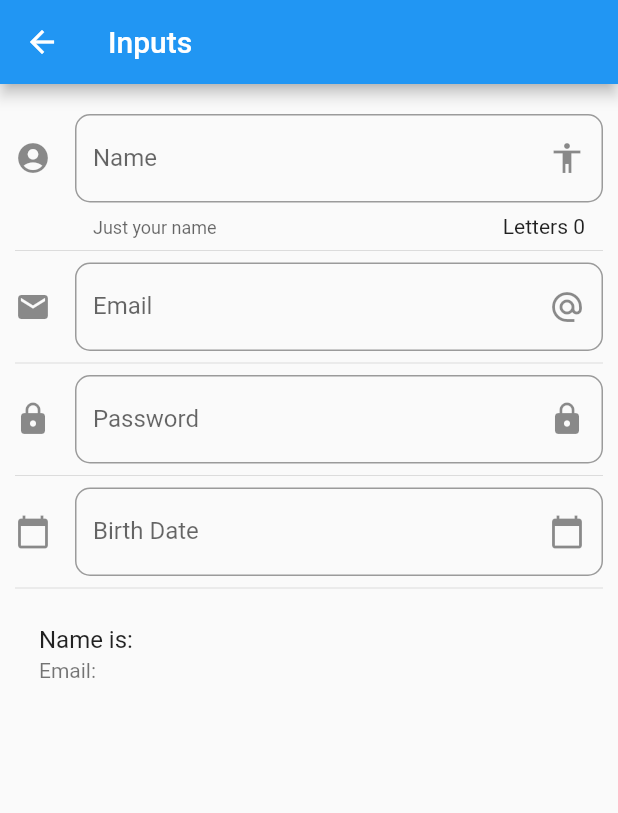
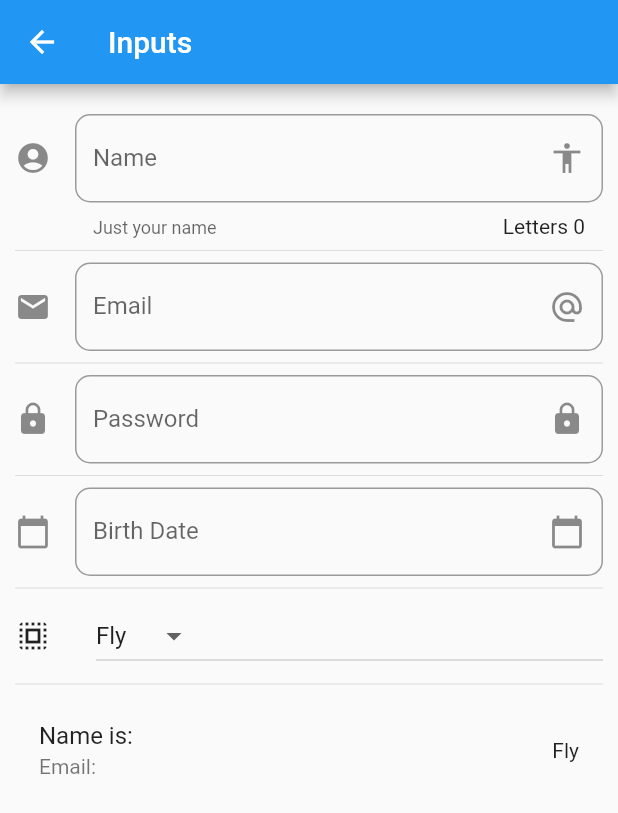
Before and after one commit to lucasedfc/flutter-apps, a Flutter app: the InputPage screen opened by its route, on a phone screen of 412 x 824 dp. Shown: the top 813 px of the screen. Run offline on Flutter 3.47's test engine with Material 2 defaults, Android fonts, the phone set to English and light mode, and no system bars.

```diff
--- a/components/lib/src/pages/input_page.dart
+++ b/components/lib/src/pages/input_page.dart
@@ -9,6 +9,8 @@ class _InputPageState extends State<InputPage> {
   String _name = '';
   String _email = '';
   String _date = '';
+  String _optionSelected = 'Fly';
+  List<String> _powers = ['Fly', 'X Ray', 'Force'];
 
   TextEditingController _inputFieldDate = new TextEditingController();
 
@@ -28,6 +30,8 @@ class _InputPageState extends State<InputPage> {
           _createPass(),
           Divider(),
           _createDate(context),
+          Divider(),
+          _createDropDown(),
           Divider(),
           _createPerson()
         ],
@@ -58,6 +62,7 @@ class _InputPageState extends State<InputPage> {
     return ListTile(
       title: Text('Name is: $_name'),
       subtitle: Text('Email: $_email'),
+      trailing: Text(_optionSelected),
     );
   }
 
@@ -107,20 +112,46 @@ class _InputPageState extends State<InputPage> {
   }
 
   _selectDate(BuildContext context) async {
-                     DateTime picked =  await showDatePicker(
+    DateTime picked = await showDatePicker(
         context: context,
         initialDate: new DateTime.now(),
         firstDate: new DateTime(2018),
         lastDate: new DateTime(2030),
-                       locale: Locale('es', 'AR')
+        locale: Locale('es', 'AR'));
 
-                     );
-
-                     if(picked != null) {
+    if (picked != null) {
       setState(() {
         _date = picked.toString();
         _inputFieldDate.text = _date;
       });
     }
   }
+
+  List<DropdownMenuItem<String>> getDropDownOptions() {
+    List<DropdownMenuItem<String>> list = new List();
+
+    _powers.forEach((power) =>
+        {list.add(DropdownMenuItem(value: power, child: Text(power)))});
+
+    return list;
   }
+
+  Widget _createDropDown() {
+    return Row(children: <Widget>[
+      Icon(Icons.select_all),
+      SizedBox(
+        width: 30.0,
+      ),
+      Expanded(
+              child: DropdownButton(
+            value: _optionSelected,
+            items: getDropDownOptions(),
+            onChanged: (opt) {
+              setState(() {
+                _optionSelected = opt;
+              });
+            }),
+      )
+    ]);
+  }
+}
```
Lines whose indentation alone changed are shown as unchanged.
